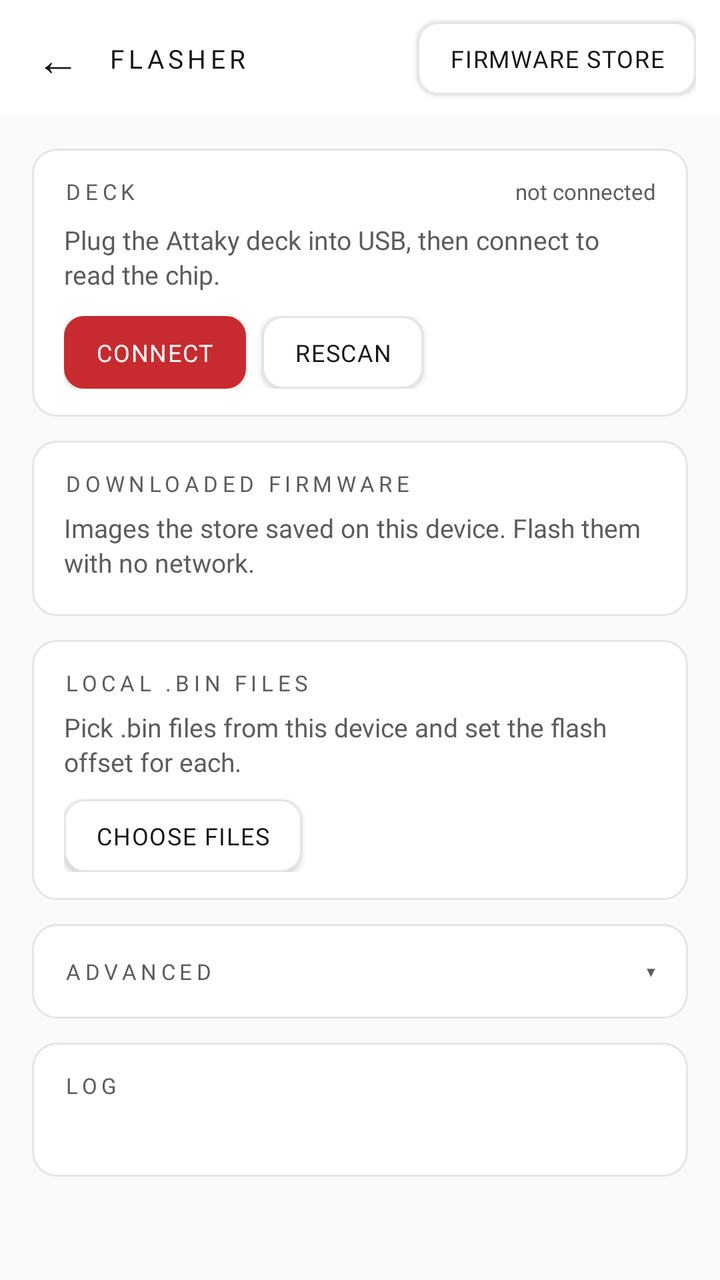
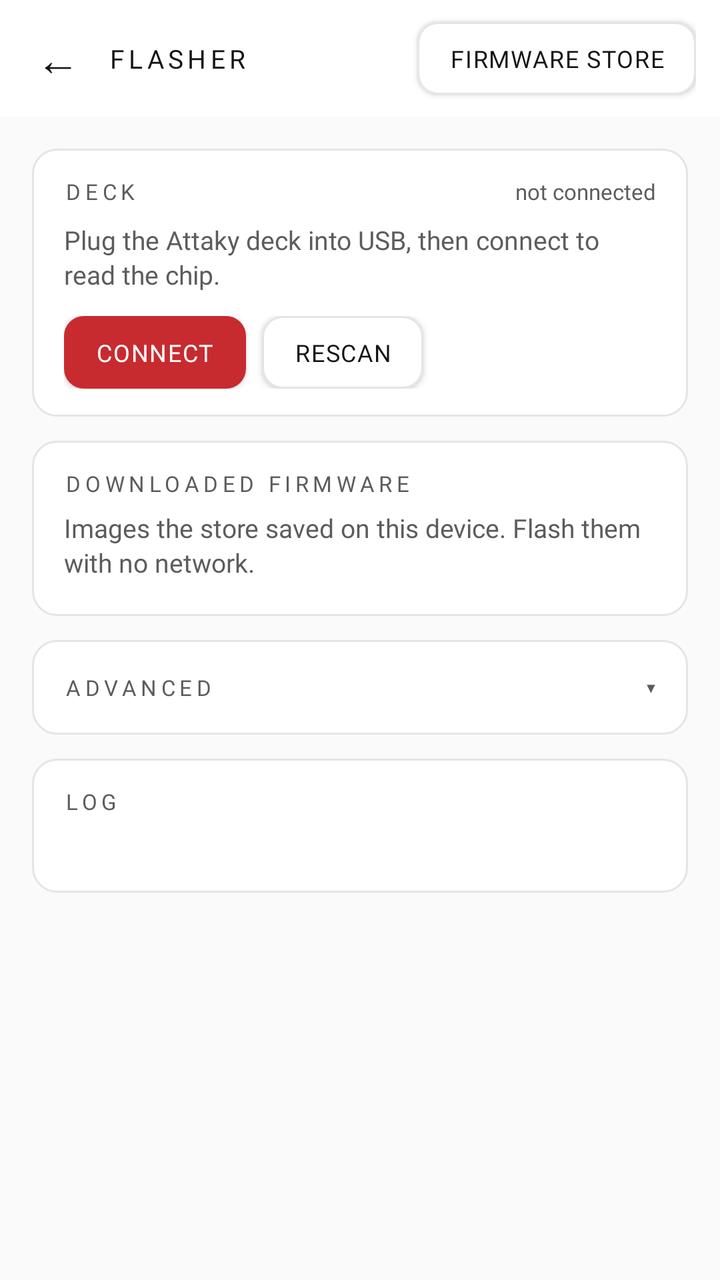

Screens rendered from an Android XML layout before and after an edit, with the pre-edit source and the edit as a unified diff.
<!-- AndroidManifest.xml: application theme Theme.AttakyFlasher -->
<!-- res/layout/view_flasher.xml -->
<?xml version="1.0" encoding="utf-8"?>
<LinearLayout xmlns:android="http://schemas.android.com/apk/res/android"
    android:id="@+id/flasherRoot"
    android:layout_width="match_parent"
    android:layout_height="match_parent"
    android:background="@color/attaky_bg"
    android:orientation="vertical">

    <LinearLayout
        android:layout_width="match_parent"
        android:layout_height="wrap_content"
        android:background="@color/attaky_surface"
        android:gravity="center_vertical"
        android:orientation="horizontal"
        android:paddingStart="8dp"
        android:paddingTop="8dp"
        android:paddingEnd="12dp"
        android:paddingBottom="8dp">

        <TextView
            android:id="@+id/btnBack"
            android:layout_width="wrap_content"
            android:layout_height="wrap_content"
            android:background="?attr/selectableItemBackgroundBorderless"
            android:clickable="true"
            android:focusable="true"
            android:fontFamily="@font/switzer_medium"
            android:paddingStart="10dp"
            android:paddingTop="6dp"
            android:paddingEnd="14dp"
            android:paddingBottom="6dp"
            android:text="←"
            android:textColor="@color/attaky_ink"
            android:textSize="22sp" />

        <TextView
            android:layout_width="0dp"
            android:layout_height="wrap_content"
            android:layout_weight="1"
            android:fontFamily="@font/jetbrains_mono_semibold"
            android:letterSpacing="0.16"
            android:text="FLASHER"
            android:textColor="@color/attaky_ink"
            android:textSize="13sp" />

        <Button
            android:id="@+id/btnStore"
            style="@style/AttakyButton"
            android:text="FIRMWARE STORE" />
    </LinearLayout>

    <ScrollView
        android:id="@+id/flasherScroll"
        android:layout_width="match_parent"
        android:layout_height="0dp"
        android:layout_weight="1"
        android:fillViewport="true"
        android:scrollbars="none">

        <LinearLayout
            android:layout_width="match_parent"
            android:layout_height="wrap_content"
            android:orientation="vertical"
            android:paddingStart="16dp"
            android:paddingTop="4dp"
            android:paddingEnd="16dp"
            android:paddingBottom="24dp">

            
            <LinearLayout style="@style/AttakyCard">

                <LinearLayout
                    android:layout_width="match_parent"
                    android:layout_height="wrap_content"
                    android:gravity="center_vertical"
                    android:orientation="horizontal">

                    <TextView
                        style="@style/AttakySectionLabel"
                        android:layout_width="0dp"
                        android:layout_weight="1"
                        android:text="Deck" />

                    <TextView
                        android:id="@+id/connPill"
                        android:layout_width="wrap_content"
                        android:layout_height="wrap_content"
                        android:fontFamily="@font/jetbrains_mono_regular"
                        android:text="not connected"
                        android:textColor="@color/attaky_muted"
                        android:textSize="11sp" />
                </LinearLayout>

                <TextView
                    android:layout_marginTop="8dp"
                    android:text="Plug the Attaky deck into USB, then connect to read the chip."
                    style="@style/AttakyBody" />

                <LinearLayout
                    android:layout_width="match_parent"
                    android:layout_height="wrap_content"
                    android:layout_marginTop="12dp"
                    android:orientation="horizontal">

                    <Button
                        android:id="@+id/btnConnect"
                        style="@style/AttakyPrimaryButton"
                        android:text="CONNECT" />

                    <Button
                        android:id="@+id/btnRescan"
                        style="@style/AttakyButton"
                        android:layout_marginStart="8dp"
                        android:text="RESCAN" />
                </LinearLayout>

                <TextView
                    android:id="@+id/chipInfo"
                    style="@style/AttakyMono"
                    android:layout_marginTop="12dp"
                    android:visibility="gone" />
            </LinearLayout>

            
            <LinearLayout
                android:id="@+id/progressBox"
                style="@style/AttakyCard"
                android:visibility="gone">

                <ProgressBar
                    android:id="@+id/progressBar"
                    style="?android:attr/progressBarStyleHorizontal"
                    android:layout_width="match_parent"
                    android:layout_height="wrap_content"
                    android:max="100" />

                <TextView
                    android:id="@+id/progressText"
                    style="@style/AttakyBody"
                    android:layout_marginTop="8dp" />
            </LinearLayout>

            
            <LinearLayout style="@style/AttakyCard">

                <TextView
                    style="@style/AttakySectionLabel"
                    android:text="Downloaded firmware" />

                <TextView
                    style="@style/AttakyBody"
                    android:layout_marginTop="6dp"
                    android:text="Images the store saved on this device. Flash them with no network." />

                <LinearLayout
                    android:id="@+id/firmwareList"
                    android:layout_width="match_parent"
                    android:layout_height="wrap_content"
                    android:layout_marginTop="4dp"
                    android:orientation="vertical" />

                <TextView
                    android:id="@+id/firmwareEmpty"
                    style="@style/AttakyBody"
                    android:layout_marginTop="10dp"
                    android:text="No downloaded firmware."
                    android:visibility="gone" />
            </LinearLayout>

            
            <LinearLayout style="@style/AttakyCard">

                <TextView
                    style="@style/AttakySectionLabel"
                    android:text="Local .bin files" />

                <TextView
                    style="@style/AttakyBody"
                    android:layout_marginTop="6dp"
                    android:text="Pick .bin files from this device and set the flash offset for each." />

                <Button
                    android:id="@+id/btnPickFiles"
                    style="@style/AttakyButton"
                    android:layout_marginTop="10dp"
                    android:text="CHOOSE FILES" />

                <LinearLayout
                    android:id="@+id/localFiles"
                    android:layout_width="match_parent"
                    android:layout_height="wrap_content"
                    android:orientation="vertical" />

                <Button
                    android:id="@+id/btnFlashLocal"
                    style="@style/AttakyPrimaryButton"
                    android:layout_marginTop="10dp"
                    android:text="FLASH LOCAL FILES"
                    android:visibility="gone" />
            </LinearLayout>

            
            <LinearLayout style="@style/AttakyCard">

                <LinearLayout
                    android:id="@+id/advancedToggle"
                    android:layout_width="match_parent"
                    android:layout_height="wrap_content"
                    android:background="?attr/selectableItemBackground"
                    android:clickable="true"
                    android:focusable="true"
                    android:gravity="center_vertical"
                    android:orientation="horizontal">

                    <TextView
                        style="@style/AttakySectionLabel"
                        android:layout_width="0dp"
                        android:layout_weight="1"
                        android:text="Advanced" />

                    <TextView
                        android:id="@+id/advancedChevron"
                        android:layout_width="wrap_content"
                        android:layout_height="wrap_content"
                        android:fontFamily="@font/switzer_medium"
                        android:text="▾"
                        android:textColor="@color/attaky_muted"
                        android:textSize="14sp" />
                </LinearLayout>

                <LinearLayout
                    android:id="@+id/advancedBody"
                    android:layout_width="match_parent"
                    android:layout_height="wrap_content"
                    android:orientation="vertical"
                    android:visibility="gone">

                    <TextView
                        style="@style/AttakyBody"
                        android:layout_marginTop="12dp"
                        android:text="Baud rate" />

                    <EditText
                        android:id="@+id/baudInput"
                        style="@style/AttakyInput"
                        android:layout_marginTop="6dp"
                        android:inputType="number"
                        android:maxLength="7" />

                    <CheckBox
                        android:id="@+id/checkVerify"
                        android:layout_width="match_parent"
                        android:layout_height="wrap_content"
                        android:layout_marginTop="10dp"
                        android:fontFamily="@font/switzer_regular"
                        android:text="Verify the image after writing"
                        android:textColor="@color/attaky_ink"
                        android:textSize="13sp" />

                    <CheckBox
                        android:id="@+id/checkCompress"
                        android:layout_width="match_parent"
                        android:layout_height="wrap_content"
                        android:layout_marginTop="2dp"
                        android:fontFamily="@font/switzer_regular"
                        android:text="Compress while writing"
                        android:textColor="@color/attaky_ink"
                        android:textSize="13sp" />
                </LinearLayout>
            </LinearLayout>

            
            <LinearLayout style="@style/AttakyCard">

                <TextView
                    style="@style/AttakySectionLabel"
                    android:text="Log" />

                <TextView
                    android:id="@+id/console"
                    style="@style/AttakyMono"
                    android:layout_marginTop="8dp"
                    android:textIsSelectable="true" />
            </LinearLayout>

            <TextView
                android:id="@+id/flasherVersion"
                android:layout_width="match_parent"
                android:layout_height="wrap_content"
                android:layout_marginTop="16dp"
                android:fontFamily="@font/jetbrains_mono_regular"
                android:letterSpacing="0.1"
                android:textColor="@color/attaky_muted"
                android:textSize="11sp" />
        </LinearLayout>
    </ScrollView>
</LinearLayout>
<!-- resources referenced by this layout -->
<resources>
  <color name="attaky_bg">#FFFAFAFA</color>
  <color name="attaky_ink">#FF141414</color>
  <color name="attaky_muted">#FF5C5C5C</color>
  <color name="attaky_surface">#FFFFFFFF</color>
  <style name="AttakyBody">
          <item name="android:layout_width">match_parent</item>
          <item name="android:layout_height">wrap_content</item>
          <item name="android:fontFamily">@font/switzer_regular</item>
          <item name="android:lineSpacingExtra">2dp</item>
          <item name="android:textColor">@color/attaky_muted</item>
          <item name="android:textSize">13sp</item>
      </style>
  <style name="AttakyCard">
          <item name="android:layout_width">match_parent</item>
          <item name="android:layout_height">wrap_content</item>
          <item name="android:layout_marginTop">12dp</item>
          <item name="android:orientation">vertical</item>
          <item name="android:background">@drawable/bg_attaky_tile</item>
          <item name="android:paddingStart">16dp</item>
          <item name="android:paddingEnd">16dp</item>
          <item name="android:paddingTop">14dp</item>
          <item name="android:paddingBottom">14dp</item>
      </style>
  <style name="AttakyMono">
          <item name="android:layout_width">match_parent</item>
          <item name="android:layout_height">wrap_content</item>
          <item name="android:fontFamily">@font/jetbrains_mono_regular</item>
          <item name="android:textColor">@color/attaky_ink</item>
          <item name="android:textSize">12sp</item>
      </style>
  <style name="AttakyPrimaryButton" parent="AttakyButton">
          <item name="android:background">@drawable/bg_attaky_button_primary</item>
          <item name="android:textColor">@color/attaky_surface</item>
      </style>
  <style name="AttakySectionLabel">
          <item name="android:layout_width">wrap_content</item>
          <item name="android:layout_height">wrap_content</item>
          <item name="android:fontFamily">@font/jetbrains_mono_semibold</item>
          <item name="android:letterSpacing">0.2</item>
          <item name="android:textColor">@color/attaky_muted</item>
          <item name="android:textSize">11sp</item>
          <item name="android:textAllCaps">true</item>
      </style>
  <style name="Theme.AttakyFlasher" parent="Base.Theme.AttakyFlasher" />
  <!-- drawable bg_attaky_button_primary (drawable) -->
  <?xml version="1.0" encoding="utf-8"?>
  <selector xmlns:android="http://schemas.android.com/apk/res/android">
      <item android:state_pressed="true">
          <shape android:shape="rectangle">
              <solid android:color="@color/attaky_red_press" />
              <corners android:radius="10dp" />
          </shape>
      </item>
      <item>
          <shape android:shape="rectangle">
              <solid android:color="@color/attaky_red" />
              <corners android:radius="10dp" />
          </shape>
      </item>
  </selector>
  <style name="Base.Theme.AttakyFlasher" parent="Theme.AppCompat.NoActionBar">
          <item name="android:windowBackground">@color/attaky_surface</item>
          <item name="android:colorBackground">@color/attaky_surface</item>
          <item name="android:statusBarColor">@color/attaky_surface</item>
          <item name="android:navigationBarColor">@color/attaky_surface</item>
          
          <item name="colorAccent">@color/attaky_red</item>
      </style>
  <color name="attaky_press">#FFF2F2F2</color>
  <color name="attaky_border">#FFE5E5E5</color>
  <color name="attaky_red_press">#FFA82327</color>
  <color name="attaky_red">#FFC72B2F</color>
  <!-- unchanged entries left out for length: 4 -->
</resources>

<!-- the commit's change to res/layout/view_flasher.xml (unified diff, before → after) -->
@@ -170,38 +170,6 @@
             
             <LinearLayout style="@style/AttakyCard">
 
-                <TextView
-                    style="@style/AttakySectionLabel"
-                    android:text="Local .bin files" />
-
-                <TextView
-                    style="@style/AttakyBody"
-                    android:layout_marginTop="6dp"
-                    android:text="Pick .bin files from this device and set the flash offset for each." />
-
-                <Button
-                    android:id="@+id/btnPickFiles"
-                    style="@style/AttakyButton"
-                    android:layout_marginTop="10dp"
-                    android:text="CHOOSE FILES" />
-
-                <LinearLayout
-                    android:id="@+id/localFiles"
-                    android:layout_width="match_parent"
-                    android:layout_height="wrap_content"
-                    android:orientation="vertical" />
-
-                <Button
-                    android:id="@+id/btnFlashLocal"
-                    style="@style/AttakyPrimaryButton"
-                    android:layout_marginTop="10dp"
-                    android:text="FLASH LOCAL FILES"
-                    android:visibility="gone" />
-            </LinearLayout>
-
-            
-            <LinearLayout style="@style/AttakyCard">
-
                 <LinearLayout
                     android:id="@+id/advancedToggle"
                     android:layout_width="match_parent"
